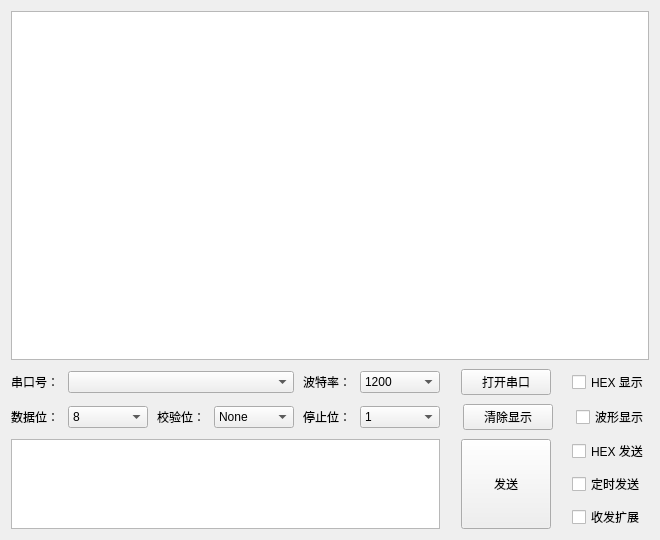
The window that SERCOM.ui (XIVN1987/SERCOM) describes before a commit, drawn with Qt 5.
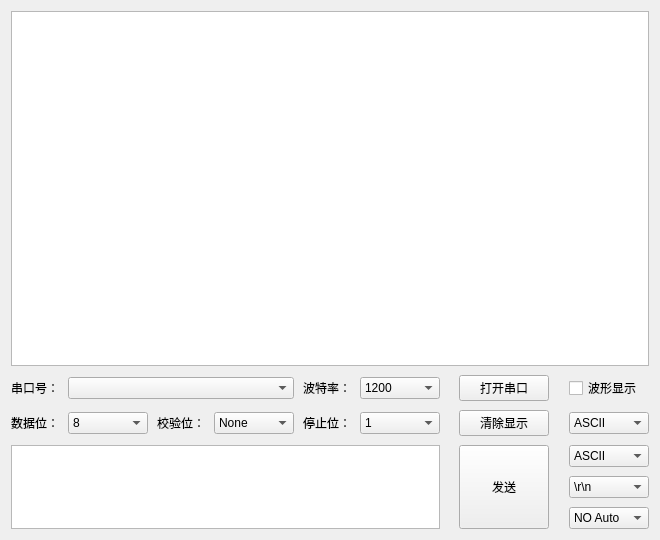
The same window after the commit. Icons and pictures are not drawn.

Commit message: change encode/decode, add auto send

```diff
--- a/SERCOM.ui
+++ b/SERCOM.ui
@@ -200,6 +200,9 @@
        <property name="orientation">
         <enum>Qt::Horizontal</enum>
        </property>
+       <property name="sizeType">
+        <enum>QSizePolicy::Preferred</enum>
+       </property>
        <property name="sizeHint" stdset="0">
         <size>
          <width>40</width>
@@ -216,8 +219,14 @@
          <verstretch>0</verstretch>
         </sizepolicy>
        </property>
+       <property name="minimumSize">
+        <size>
+         <width>80</width>
+         <height>0</height>
+        </size>
+       </property>
        <property name="text">
-        <string>HEX 显示</string>
+        <string>波形显示</string>
        </property>
       </widget>
      </item>
@@ -407,6 +416,9 @@
        <property name="orientation">
         <enum>Qt::Horizontal</enum>
        </property>
+       <property name="sizeType">
+        <enum>QSizePolicy::Preferred</enum>
+       </property>
        <property name="sizeHint" stdset="0">
         <size>
          <width>40</width>
@@ -416,10 +428,45 @@
       </spacer>
      </item>
      <item>
-      <widget class="QCheckBox" name="chkWavShow">
-       <property name="text">
-        <string>波形显示</string>
+      <widget class="QComboBox" name="cmbICode">
+       <property name="sizePolicy">
+        <sizepolicy hsizetype="Fixed" vsizetype="Fixed">
+         <horstretch>0</horstretch>
+         <verstretch>0</verstretch>
+        </sizepolicy>
        </property>
+       <property name="minimumSize">
+        <size>
+         <width>80</width>
+         <height>0</height>
+        </size>
+       </property>
+       <property name="toolTip">
+        <string>接收内容编码</string>
+       </property>
+       <property name="toolTipDuration">
+        <number>1000</number>
+       </property>
+       <item>
+        <property name="text">
+         <string>ASCII</string>
+        </property>
+       </item>
+       <item>
+        <property name="text">
+         <string>HEX</string>
+        </property>
+       </item>
+       <item>
+        <property name="text">
+         <string>GBK</string>
+        </property>
+       </item>
+       <item>
+        <property name="text">
+         <string>UTF-8</string>
+        </property>
+       </item>
       </widget>
      </item>
     </layout>
@@ -437,6 +484,9 @@
        <property name="orientation">
         <enum>Qt::Horizontal</enum>
        </property>
+       <property name="sizeType">
+        <enum>QSizePolicy::Preferred</enum>
+       </property>
        <property name="sizeHint" stdset="0">
         <size>
          <width>40</width>
@@ -445,11 +495,56 @@
        </property>
       </spacer>
      </item>
+     <item row="0" column="4">
+      <widget class="QComboBox" name="cmbOCode">
+       <property name="sizePolicy">
+        <sizepolicy hsizetype="Fixed" vsizetype="Fixed">
+         <horstretch>0</horstretch>
+         <verstretch>0</verstretch>
+        </sizepolicy>
+       </property>
+       <property name="minimumSize">
+        <size>
+         <width>80</width>
+         <height>0</height>
+        </size>
+       </property>
+       <property name="toolTip">
+        <string>发送内容编码</string>
+       </property>
+       <property name="toolTipDuration">
+        <number>1000</number>
+       </property>
+       <item>
+        <property name="text">
+         <string>ASCII</string>
+        </property>
+       </item>
+       <item>
+        <property name="text">
+         <string>HEX</string>
+        </property>
+       </item>
+       <item>
+        <property name="text">
+         <string>GBK</string>
+        </property>
+       </item>
+       <item>
+        <property name="text">
+         <string>UTF-8</string>
+        </property>
+       </item>
+      </widget>
+     </item>
      <item row="1" column="3">
       <spacer name="hSpacer32">
        <property name="orientation">
         <enum>Qt::Horizontal</enum>
        </property>
+       <property name="sizeType">
+        <enum>QSizePolicy::Preferred</enum>
+       </property>
        <property name="sizeHint" stdset="0">
         <size>
          <width>40</width>
@@ -458,37 +553,10 @@
        </property>
       </spacer>
      </item>
-     <item row="0" column="4">
-      <widget class="QCheckBox" name="chkHEXSend">
-       <property name="sizePolicy">
-        <sizepolicy hsizetype="Fixed" vsizetype="Fixed">
-         <horstretch>0</horstretch>
-         <verstretch>0</verstretch>
-        </sizepolicy>
-       </property>
-       <property name="text">
-        <string>HEX 发送</string>
-       </property>
-      </widget>
-     </item>
-     <item row="1" column="4">
-      <widget class="QCheckBox" name="chkTimSend">
-       <property name="text">
-        <string>定时发送</string>
-       </property>
-      </widget>
-     </item>
-     <item row="2" column="4">
-      <widget class="QCheckBox" name="chkExtTran">
-       <property name="text">
-        <string>收发扩展</string>
-       </property>
-      </widget>
-     </item>
      <item row="0" column="0" rowspan="3">
       <widget class="QTextEdit" name="txtSend">
        <property name="sizePolicy">
-        <sizepolicy hsizetype="Fixed" vsizetype="Preferred">
+        <sizepolicy hsizetype="Expanding" vsizetype="Preferred">
          <horstretch>0</horstretch>
          <verstretch>0</verstretch>
         </sizepolicy>
@@ -520,6 +588,125 @@
        </property>
       </widget>
      </item>
+     <item row="2" column="4">
+      <widget class="QComboBox" name="cmbAuto">
+       <property name="sizePolicy">
+        <sizepolicy hsizetype="Fixed" vsizetype="Fixed">
+         <horstretch>0</horstretch>
+         <verstretch>0</verstretch>
+        </sizepolicy>
+       </property>
+       <property name="minimumSize">
+        <size>
+         <width>80</width>
+         <height>0</height>
+        </size>
+       </property>
+       <property name="toolTip">
+        <string>定时自动发送</string>
+       </property>
+       <property name="toolTipDuration">
+        <number>1000</number>
+       </property>
+       <item>
+        <property name="text">
+         <string>NO Auto</string>
+        </property>
+       </item>
+       <item>
+        <property name="text">
+         <string>0.1s</string>
+        </property>
+       </item>
+       <item>
+        <property name="text">
+         <string>0.2s</string>
+        </property>
+       </item>
+       <item>
+        <property name="text">
+         <string>0.5s</string>
+        </property>
+       </item>
+       <item>
+        <property name="text">
+         <string>1s</string>
+        </property>
+       </item>
+       <item>
+        <property name="text">
+         <string>2s</string>
+        </property>
+       </item>
+       <item>
+        <property name="text">
+         <string>5s</string>
+        </property>
+       </item>
+       <item>
+        <property name="text">
+         <string>10s</string>
+        </property>
+       </item>
+       <item>
+        <property name="text">
+         <string>20s</string>
+        </property>
+       </item>
+       <item>
+        <property name="text">
+         <string>30s</string>
+        </property>
+       </item>
+       <item>
+        <property name="text">
+         <string>1m</string>
+        </property>
+       </item>
+       <item>
+        <property name="text">
+         <string>2m</string>
+        </property>
+       </item>
+       <item>
+        <property name="text">
+         <string>5m</string>
+        </property>
+       </item>
+      </widget>
+     </item>
+     <item row="1" column="4">
+      <widget class="QComboBox" name="cmbEnter">
+       <property name="sizePolicy">
+        <sizepolicy hsizetype="Fixed" vsizetype="Fixed">
+         <horstretch>0</horstretch>
+         <verstretch>0</verstretch>
+        </sizepolicy>
+       </property>
+       <property name="minimumSize">
+        <size>
+         <width>80</width>
+         <height>0</height>
+        </size>
+       </property>
+       <property name="toolTip">
+        <string>发送换行编码</string>
+       </property>
+       <property name="toolTipDuration">
+        <number>1000</number>
+       </property>
+       <item>
+        <property name="text">
+         <string>\r\n</string>
+        </property>
+       </item>
+       <item>
+        <property name="text">
+         <string>\n</string>
+        </property>
+       </item>
+      </widget>
+     </item>
     </layout>
    </item>
   </layout>
```
Left out of the diff: 2 changed lines with no effect on the pictures. The commit also changes 2 other files.
